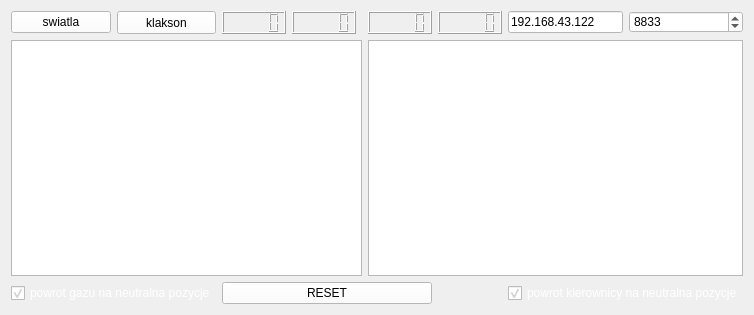
This is pilot/pilotwindow.ui in cyniu88/QT_kurs as Qt 5 draws it before an edit. The edited form follows.
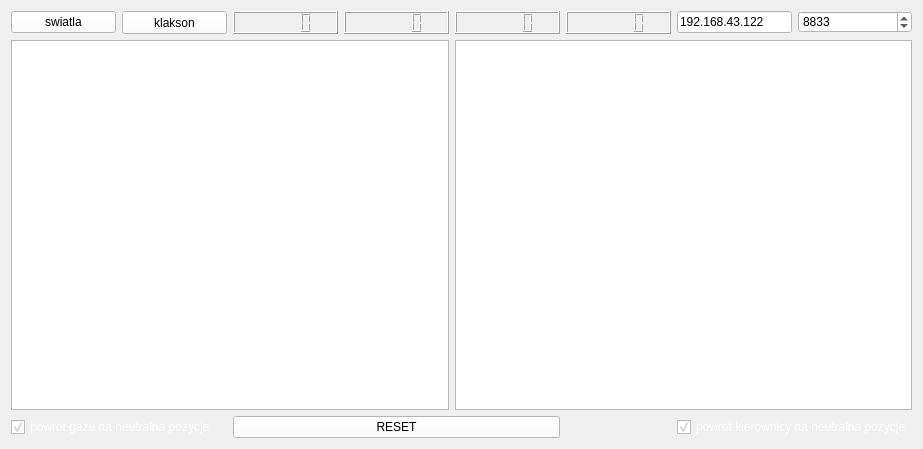
This is the edited form. Icons and pictures are not drawn.

The edit to the form file:
```diff
--- a/pilot/pilotwindow.ui
+++ b/pilot/pilotwindow.ui
@@ -6,8 +6,8 @@
    <rect>
     <x>0</x>
     <y>0</y>
-    <width>711</width>
-    <height>315</height>
+    <width>923</width>
+    <height>449</height>
    </rect>
   </property>
   <property name="cursor">
@@ -37,7 +37,7 @@
   </property>
   <widget class="QWidget" name="centralWidget">
    <layout class="QGridLayout" name="gridLayout">
-    <item row="2" column="7" colspan="2">
+    <item row="2" column="6" colspan="2">
      <widget class="QCheckBox" name="checkBoxWheel">
       <property name="styleSheet">
        <string notr="true">color: rgb(255, 255, 255);</string>
@@ -92,7 +92,7 @@
       </property>
      </widget>
     </item>
-    <item row="0" column="7">
+    <item row="0" column="6">
      <widget class="QLineEdit" name="adresIP">
       <property name="sizePolicy">
        <sizepolicy hsizetype="Ignored" vsizetype="Fixed">
@@ -108,7 +108,7 @@
       </property>
      </widget>
     </item>
-    <item row="0" column="8">
+    <item row="0" column="7">
      <widget class="QSpinBox" name="port">
       <property name="styleSheet">
        <string notr="true">background-color: rgb(255, 255, 255);</string>
@@ -121,7 +121,7 @@
       </property>
      </widget>
     </item>
-    <item row="0" column="5">
+    <item row="0" column="4">
      <widget class="QLCDNumber" name="skretLCD_x">
       <property name="sizePolicy">
        <sizepolicy hsizetype="Minimum" vsizetype="Minimum">
@@ -150,7 +150,7 @@
       </property>
      </widget>
     </item>
-    <item row="1" column="5" colspan="4">
+    <item row="1" column="4" colspan="4">
      <widget class="QGraphicsView" name="graphicsView_skret">
       <property name="verticalScrollBarPolicy">
        <enum>Qt::ScrollBarAlwaysOff</enum>
@@ -163,7 +163,7 @@
       </property>
      </widget>
     </item>
-    <item row="2" column="2" colspan="4">
+    <item row="2" column="2" colspan="3">
      <widget class="QPushButton" name="reset">
       <property name="styleSheet">
        <string notr="true">background-color: rgb(255, 255, 255);</string>
@@ -176,10 +176,10 @@
     <item row="0" column="3">
      <widget class="QLCDNumber" name="gazLCD_y"/>
     </item>
-    <item row="0" column="6">
+    <item row="0" column="5">
      <widget class="QLCDNumber" name="skretLCD_y"/>
     </item>
-    <item row="1" column="0" colspan="5">
+    <item row="1" column="0" colspan="4">
      <widget class="QGraphicsView" name="graphicsView_gaz">
       <property name="verticalScrollBarPolicy">
        <enum>Qt::ScrollBarAlwaysOff</enum>
```
